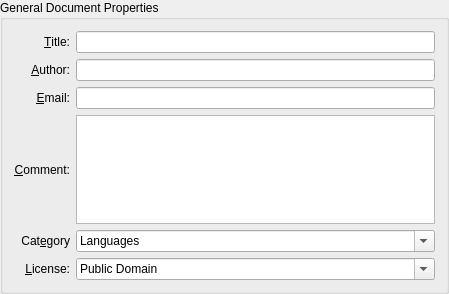
Above: src/settings/TitlePageForm.ui from KDE/parley before the change. Below: the same form after it.
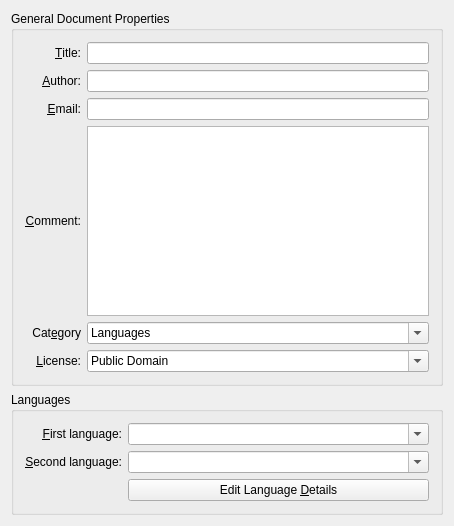
That is the form after the change. Custom widgets are drawn as their Qt base class.

Diff of the .ui file:
```diff
--- a/src/settings/TitlePageForm.ui
+++ b/src/settings/TitlePageForm.ui
@@ -5,8 +5,8 @@
    <rect>
     <x>0</x>
     <y>0</y>
-    <width>449</width>
-    <height>294</height>
+    <width>454</width>
+    <height>526</height>
    </rect>
   </property>
   <property name="minimumSize" >
@@ -18,13 +18,7 @@
   <property name="windowTitle" >
    <string>-</string>
   </property>
-  <layout class="QVBoxLayout" >
-   <property name="spacing" >
-    <number>6</number>
-   </property>
-   <property name="margin" >
-    <number>0</number>
-   </property>
+  <layout class="QVBoxLayout" name="verticalLayout" >
    <item>
     <widget class="QGroupBox" name="tiltle_group" >
      <property name="title" >
@@ -50,7 +44,72 @@
         </property>
        </widget>
       </item>
-      <item row="4" column="0" >
+      <item row="0" column="1" >
+       <widget class="QLineEdit" name="titleLineEdit" >
+        <property name="sizePolicy" >
+         <sizepolicy vsizetype="Fixed" hsizetype="Expanding" >
+          <horstretch>0</horstretch>
+          <verstretch>0</verstretch>
+         </sizepolicy>
+        </property>
+        <property name="toolTip" >
+         <string>A title for your document.</string>
+        </property>
+       </widget>
+      </item>
+      <item row="1" column="0" >
+       <widget class="QLabel" name="label_author" >
+        <property name="text" >
+         <string>&amp;Author:</string>
+        </property>
+        <property name="alignment" >
+         <set>Qt::AlignRight|Qt::AlignTrailing|Qt::AlignVCenter</set>
+        </property>
+        <property name="buddy" >
+         <cstring>authorLineEdit</cstring>
+        </property>
+       </widget>
+      </item>
+      <item row="1" column="1" >
+       <widget class="QLineEdit" name="authorLineEdit" >
+        <property name="sizePolicy" >
+         <sizepolicy vsizetype="Fixed" hsizetype="Expanding" >
+          <horstretch>0</horstretch>
+          <verstretch>0</verstretch>
+         </sizepolicy>
+        </property>
+        <property name="toolTip" >
+         <string>A title for your document.</string>
+        </property>
+       </widget>
+      </item>
+      <item row="2" column="0" >
+       <widget class="QLabel" name="label_author_2" >
+        <property name="text" >
+         <string>&amp;Email:</string>
+        </property>
+        <property name="alignment" >
+         <set>Qt::AlignRight|Qt::AlignTrailing|Qt::AlignVCenter</set>
+        </property>
+        <property name="buddy" >
+         <cstring>contactLineEdit</cstring>
+        </property>
+       </widget>
+      </item>
+      <item row="2" column="1" >
+       <widget class="QLineEdit" name="contactLineEdit" >
+        <property name="sizePolicy" >
+         <sizepolicy vsizetype="Fixed" hsizetype="Expanding" >
+          <horstretch>0</horstretch>
+          <verstretch>0</verstretch>
+         </sizepolicy>
+        </property>
+        <property name="toolTip" >
+         <string>A way to contact you (email or a webpage).</string>
+        </property>
+       </widget>
+      </item>
+      <item row="3" column="0" >
        <widget class="QLabel" name="label_remark" >
         <property name="text" >
          <string>&amp;Comment:</string>
@@ -63,20 +122,7 @@
         </property>
        </widget>
       </item>
-      <item row="6" column="0" >
-       <widget class="QLabel" name="label_license" >
-        <property name="text" >
-         <string>&amp;License:</string>
-        </property>
-        <property name="alignment" >
-         <set>Qt::AlignRight|Qt::AlignTrailing|Qt::AlignVCenter</set>
-        </property>
-        <property name="buddy" >
-         <cstring>licenseComboBox</cstring>
-        </property>
-       </widget>
-      </item>
-      <item row="4" column="1" >
+      <item row="3" column="1" >
        <widget class="QTextEdit" name="commentTextEdit" >
         <property name="sizePolicy" >
          <sizepolicy vsizetype="Preferred" hsizetype="Preferred" >
@@ -95,7 +141,7 @@
         </property>
        </widget>
       </item>
-      <item row="5" column="0" >
+      <item row="4" column="0" >
        <widget class="QLabel" name="label" >
         <property name="text" >
          <string>Cat&amp;egory</string>
@@ -108,7 +154,7 @@
         </property>
        </widget>
       </item>
-      <item row="5" column="1" >
+      <item row="4" column="1" >
        <widget class="QComboBox" name="categoryComboBox" >
         <property name="toolTip" >
          <string>A general category into which your document belongs.</string>
@@ -148,7 +194,20 @@
         </item>
        </widget>
       </item>
-      <item row="6" column="1" >
+      <item row="5" column="0" >
+       <widget class="QLabel" name="label_license" >
+        <property name="text" >
+         <string>&amp;License:</string>
+        </property>
+        <property name="alignment" >
+         <set>Qt::AlignRight|Qt::AlignTrailing|Qt::AlignVCenter</set>
+        </property>
+        <property name="buddy" >
+         <cstring>licenseComboBox</cstring>
+        </property>
+       </widget>
+      </item>
+      <item row="5" column="1" >
        <widget class="QComboBox" name="licenseComboBox" >
         <property name="toolTip" >
          <string>The license under which your document will be.
@@ -169,23 +228,45 @@
         </item>
        </widget>
       </item>
+     </layout>
+    </widget>
+   </item>
+   <item>
+    <widget class="QGroupBox" name="languageGroupBox" >
+     <property name="title" >
+      <string>Languages</string>
+     </property>
+     <layout class="QGridLayout" name="gridLayout_2" >
       <item row="0" column="1" >
-       <widget class="QLineEdit" name="titleLineEdit" >
+       <widget class="QLabel" name="label_language_1" >
+        <property name="text" >
+         <string>&amp;First language:</string>
+        </property>
+        <property name="alignment" >
+         <set>Qt::AlignRight|Qt::AlignTrailing|Qt::AlignVCenter</set>
+        </property>
+        <property name="buddy" >
+         <cstring>kcombobox</cstring>
+        </property>
+       </widget>
+      </item>
+      <item row="0" column="2" >
+       <widget class="KComboBox" name="kcombobox" >
         <property name="sizePolicy" >
          <sizepolicy vsizetype="Fixed" hsizetype="Expanding" >
           <horstretch>0</horstretch>
           <verstretch>0</verstretch>
          </sizepolicy>
         </property>
-        <property name="toolTip" >
-         <string>A title for your document.</string>
+        <property name="editable" >
+         <bool>true</bool>
         </property>
        </widget>
       </item>
-      <item row="1" column="0" >
-       <widget class="QLabel" name="label_author" >
+      <item row="2" column="1" >
+       <widget class="QLabel" name="label_language_2" >
         <property name="text" >
-         <string>&amp;Author:</string>
+         <string>&amp;Second language:</string>
         </property>
         <property name="alignment" >
          <set>Qt::AlignRight|Qt::AlignTrailing|Qt::AlignVCenter</set>
@@ -195,42 +276,23 @@
         </property>
        </widget>
       </item>
-      <item row="3" column="0" >
-       <widget class="QLabel" name="label_author_2" >
-        <property name="text" >
-         <string>&amp;Email:</string>
-        </property>
-        <property name="alignment" >
-         <set>Qt::AlignRight|Qt::AlignTrailing|Qt::AlignVCenter</set>
-        </property>
-        <property name="buddy" >
-         <cstring>contactLineEdit</cstring>
-        </property>
-       </widget>
-      </item>
-      <item row="3" column="1" >
-       <widget class="QLineEdit" name="contactLineEdit" >
+      <item row="2" column="2" >
+       <widget class="KComboBox" name="kcombobox_2" >
         <property name="sizePolicy" >
          <sizepolicy vsizetype="Fixed" hsizetype="Expanding" >
           <horstretch>0</horstretch>
           <verstretch>0</verstretch>
          </sizepolicy>
         </property>
-        <property name="toolTip" >
-         <string>A way to contact you (email or a webpage).</string>
+        <property name="editable" >
+         <bool>true</bool>
         </property>
        </widget>
       </item>
-      <item row="1" column="1" >
-       <widget class="QLineEdit" name="authorLineEdit" >
-        <property name="sizePolicy" >
-         <sizepolicy vsizetype="Fixed" hsizetype="Expanding" >
-          <horstretch>0</horstretch>
-          <verstretch>0</verstretch>
-         </sizepolicy>
-        </property>
-        <property name="toolTip" >
-         <string>A title for your document.</string>
+      <item row="3" column="2" >
+       <widget class="QPushButton" name="pushButton" >
+        <property name="text" >
+         <string>Edit Language &amp;Details</string>
         </property>
        </widget>
       </item>
@@ -253,6 +315,13 @@
  </widget>
  <layoutdefault spacing="6" margin="11" />
  <pixmapfunction>qPixmapFromMimeSource</pixmapfunction>
+ <customwidgets>
+  <customwidget>
+   <class>KComboBox</class>
+   <extends>QComboBox</extends>
+   <header>kcombobox.h</header>
+  </customwidget>
+ </customwidgets>
  <tabstops>
   <tabstop>titleLineEdit</tabstop>
   <tabstop>licenseComboBox</tabstop>
```
Left out of the diff: 17 changed lines with no effect on the pictures.
